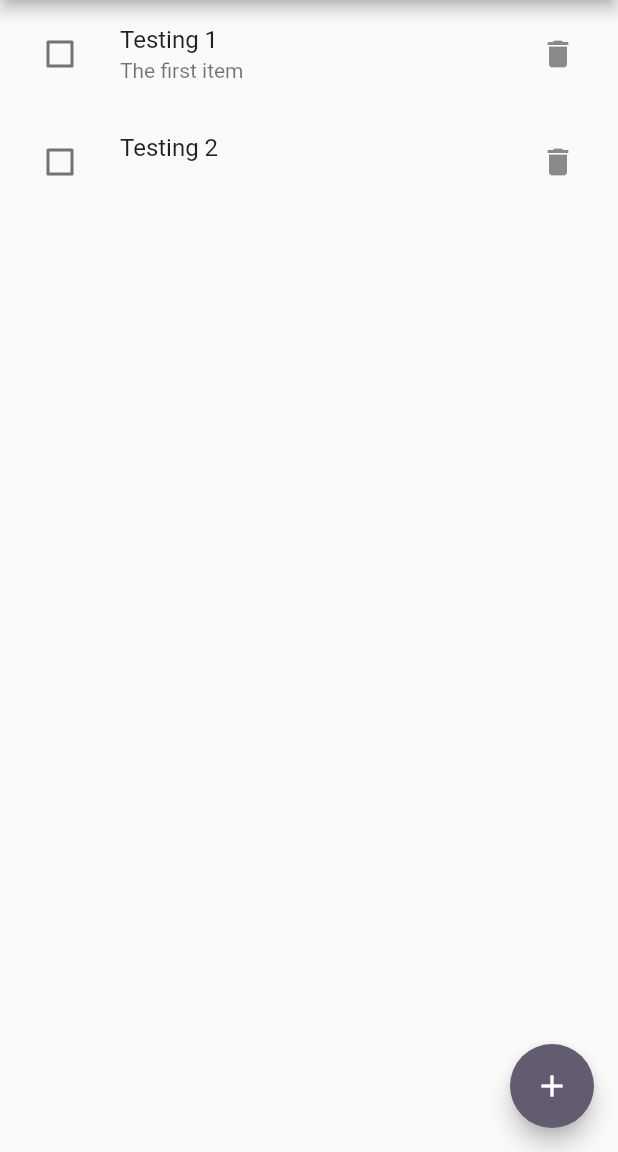
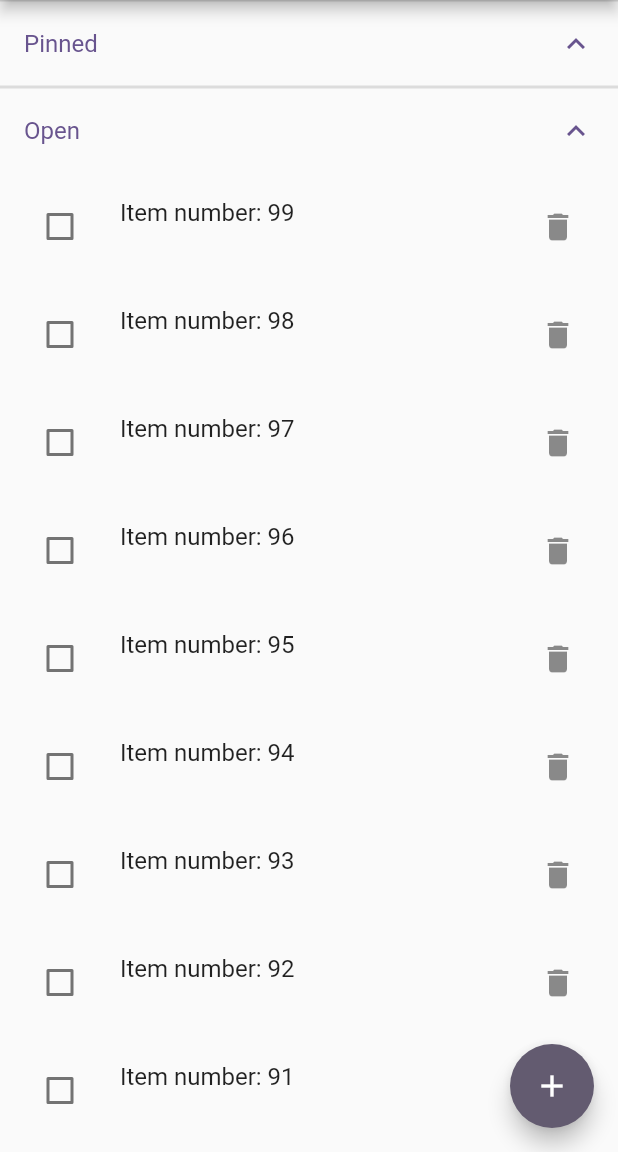
Before and after one commit to dartspls/Flutter_TodoList, a Flutter app: the screen it shows after launch, on a phone screen of 412 x 824 dp, the part 84-1236 px from its top. Run offline on Flutter 3.47's test engine with Material 3 defaults, Android fonts, the phone set to English and light mode, and no system bars.

Commit message:
Added collapsible views for done, open, pinned. Generates test items

```diff
--- a/lib/src/state/todo_item.dart
+++ b/lib/src/state/todo_item.dart
@@ -20,21 +20,24 @@ class TodoItem {
 
   void changeTitle(String title) {
     _title = title;
+    _modify();
   }
 
   void changeDesc(String desc) {
     _description = desc;
+    _modify();
   }
 
   void toggleDone() {
     _done = !_done;
+    _modify();
   }
 
   void setPinned(bool val) {
     _pinned = val;
   }
 
-  void modify() {
+  void _modify() {
     _modiied = DateTime.now();
   }
 
--- a/lib/src/state/todo_state.dart
+++ b/lib/src/state/todo_state.dart
@@ -7,15 +7,35 @@ class TodoState with ChangeNotifier {
   }
   Map<String, TodoItem> items = {};
 
-  void _init() {
+  void _init() async {
     final item1 = TodoItem(title: 'Testing 1', description: 'The first item');
     final item2 = TodoItem(title: 'Testing 2');
     items[item1.id] = item1;
     items[item2.id] = item2;
+
+    for (int i = 0; i < 100; i++) {
+      final item = TodoItem(title: 'Item number: $i');
+      items[item.id] = item;
+      await Future.delayed(const Duration(milliseconds: 1));
+    }
+    notifyListeners();
   }
 
   List<TodoItem> get asList =>
       items.values.toList()..sort((a, b) => b.created.compareTo(a.created));
+
+  List<TodoItem> get doneItems =>
+      items.values.where((element) => element.isDone).toList()
+        ..sort((a, b) => b.modified.compareTo(a.modified));
+
+  List<TodoItem> get openItems =>
+      items.values.where((element) => !element.isDone).toList()
+        ..sort((a, b) => b.modified.compareTo(a.modified));
+
+  List<TodoItem> get pinnedItems => items.values
+      .where((element) => !element.isDone && element.pinned)
+      .toList()
+    ..sort((a, b) => b.modified.compareTo(a.modified));
 
   void createItem({required String title, String? description}) {
     TodoItem item = TodoItem(title: title, description: description);
@@ -33,7 +53,6 @@ class TodoState with ChangeNotifier {
     final item = getByID(itemID);
     item?.changeTitle(title);
     item?.changeDesc(desc);
-    item?.modify();
     notifyListeners();
   }
 
--- a/lib/src/widgets/todo_item_list_widget.dart
+++ b/lib/src/widgets/todo_item_list_widget.dart
@@ -9,11 +9,28 @@ class TodoItemList extends StatelessWidget {
   @override
   Widget build(BuildContext context) {
     final state = Provider.of<TodoState>(context);
-    return ListView.builder(
-      itemBuilder: (context, index) {
-        return TodoTile(itemID: state.asList[index].id);
-      },
-      itemCount: state.items.length,
+    return ListView(
+      children: [
+        ExpansionTile(
+          key: const PageStorageKey('pinned'),
+          initiallyExpanded: true,
+          title: const Text('Pinned'),
+          children:
+              state.pinnedItems.map((e) => TodoTile(itemID: e.id)).toList(),
+        ),
+        ExpansionTile(
+          key: const PageStorageKey('open'),
+          initiallyExpanded: true,
+          title: const Text('Open'),
+          children: state.openItems.map((e) => TodoTile(itemID: e.id)).toList(),
+        ),
+        ExpansionTile(
+          key: const PageStorageKey('done'),
+          initiallyExpanded: false,
+          title: const Text('Done'),
+          children: state.doneItems.map((e) => TodoTile(itemID: e.id)).toList(),
+        ),
+      ],
     );
   }
 }
```
